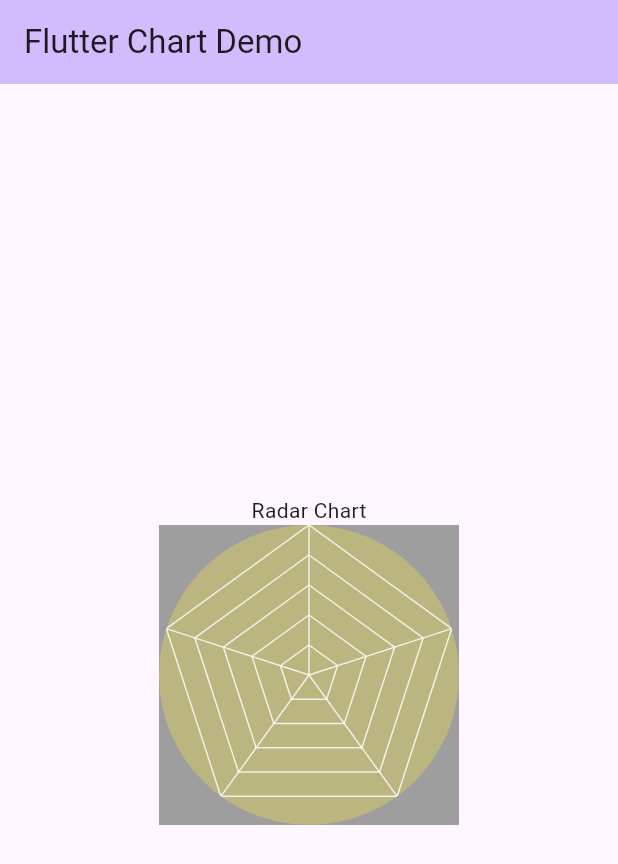
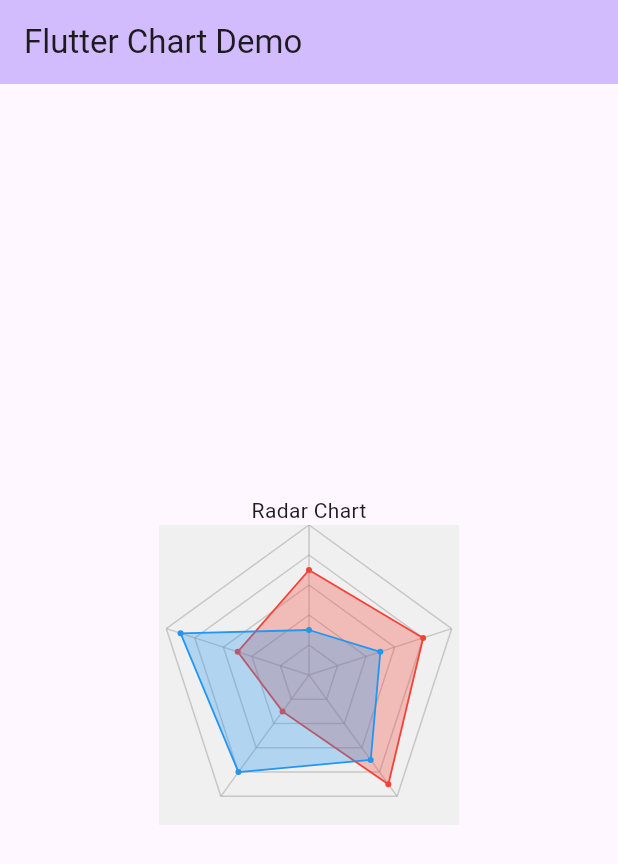
Before and after one commit to SunChulBaek/FlutterChart, a Flutter app: the screen it shows after launch, on a phone screen of 412 x 824 dp. Shown: the top 864 px of the screen. Run offline on Flutter 3.47's test engine with Material 2 defaults, Android fonts, the phone set to English and light mode, and no system bars.

Commit message:
데이터 표현

```diff
--- a/lib/main.dart
+++ b/lib/main.dart
@@ -1,5 +1,6 @@
 import 'package:flutter/material.dart';
 
+import 'radar_data.dart';
 import 'radar_chart.dart';
 
 void main() {
@@ -48,20 +49,41 @@ class _MyHomePageState extends State<MyHomePage> {
             const Text(
               'Radar Chart',
             ),
-            Container(
-              color: Colors.grey,
+            SizedBox(
               width: 200,
               height: 200,
-              child: ClipRRect(
-                borderRadius: BorderRadius.circular(100),
-                child: Container(
-                  color: Colors.yellow.withOpacity(0.3),
-                  width: 200,
-                  height: 200,
-                  child: RadarChart(
-                    lineWidth: 1,
-                    lineColor: Colors.white.withOpacity(0.8),
-                  ),
+              child: RadarChart(
+                bgColor: const Color(0xFFf0f0f0),
+                webLineWidth: 1,
+                webLineColor: Colors.grey.withOpacity(0.5),
+                markerSize: 2,
+                data: RadarData(
+                  List.of([
+                    RadarDataSet(
+                      color: Colors.red,
+                      fillColor: Colors.red.withOpacity(0.3),
+                      lineWidth: 1.2,
+                      entries: List.of([
+                        RadarEntry(70),
+                        RadarEntry(80),
+                        RadarEntry(90),
+                        RadarEntry(30),
+                        RadarEntry(50),
+                      ]
+                    )),
+                    RadarDataSet(
+                      color: Colors.blue,
+                      fillColor: Colors.blue.withOpacity(0.3),
+                      lineWidth: 1.2,
+                      entries: List.of([
+                        RadarEntry(30),
+                        RadarEntry(50),
+                        RadarEntry(70),
+                        RadarEntry(80),
+                        RadarEntry(90),
+                      ]
+                    )),
+                  ])
                 ),
               ),
             )
--- a/lib/radar_chart.dart
+++ b/lib/radar_chart.dart
@@ -2,17 +2,26 @@ import 'dart:math';
 
 import 'package:flutter/material.dart';
 
+import 'radar_data.dart';
 import 'utils.dart';
 
 class RadarChart extends StatefulWidget {
-  RadarChart({
-    this.lineWidth = 0.0,
-    this.lineColor = Colors.black,
+  const RadarChart({
+    this.bgColor = Colors.black12,
+    this.webLineWidth = 0.0,
+    this.webLineColor = Colors.black,
+    this.markerSize = 2.0,
+    this.axisMaximum = 100.0,
+    required this.data,
     super.key
   });
 
-  double lineWidth;
-  Color lineColor;
+  final Color bgColor;
+  final double webLineWidth;
+  final Color webLineColor;
+  final double markerSize;
+  final double axisMaximum;
+  final RadarData data;
 
   @override
   State<StatefulWidget> createState() => _RadarChartState();
@@ -23,8 +32,12 @@ class _RadarChartState extends State<RadarChart> {
   Widget build(BuildContext context) {
     return CustomPaint(
       painter: _RadarChartCustomPaint(
-        lineWidth: widget.lineWidth,
-        lineColor: widget.lineColor
+        bgColor: widget.bgColor,
+        webLineWidth: widget.webLineWidth,
+        webLineColor: widget.webLineColor,
+        markerSize: widget.markerSize,
+        axisMaximum: widget.axisMaximum,
+        data: widget.data,
       ),
     );
   }
@@ -34,23 +47,45 @@ class _RadarChartCustomPaint extends CustomPainter {
   static const _offsetAngle = 90;
 
   _RadarChartCustomPaint({
-    required this.lineWidth,
-    required this.lineColor,
+    required this.bgColor,
+    required this.webLineWidth,
+    required this.webLineColor,
+    required this.markerSize,
+    required this.axisMaximum,
+    required this.data,
   });
 
-  final double lineWidth;
-  final Color lineColor;
+  final Color bgColor;
+  final double webLineWidth;
+  final Color webLineColor;
+  final double markerSize;
+  final double axisMaximum;
+  final RadarData data;
 
   @override
   void paint(Canvas canvas, Size size) {
     final center = Offset(size.width / 2, size.height / 2);
     final radius = min(size.width, size.height) / 2;
-    const axisCount = 5;
-    const guideLineCount = 5;
+    final axisCount = data.dataSets.isNotEmpty ? data.dataSets[0].entries.length : 0;
+    const guideLineCount = 5; // TODO
 
     canvas.clipRect(Rect.fromLTWH(0, 0, size.width, size.height));
+    canvas.drawRect(Rect.fromLTWH(0, 0, size.width, size.height), Paint()..color = bgColor);
 
     // 가이드라인
+    drawGuideLines(canvas, guideLineCount, axisCount, radius, center);
+
+    // 축
+    drawAxis(canvas, axisCount, radius, center);
+
+    // 데이터
+    drawData(canvas, axisCount, radius, center);
+  }
+
+  @override
+  bool shouldRepaint(covariant CustomPainter oldDelegate) => false;
+
+  void drawGuideLines(Canvas canvas, int guideLineCount, int axisCount, double radius, Offset center) {
     for (var i = 1; i <= guideLineCount; i++) {
       for (var j = 0; j < axisCount; j++) {
         final thisRadius = radius * i / guideLineCount;
@@ -67,13 +102,14 @@ class _RadarChartCustomPaint extends CustomPainter {
           Offset(x1, y1),
           Offset(x2, y2),
           Paint()
-            ..strokeWidth = lineWidth
-            ..color = lineColor
+            ..strokeWidth = webLineWidth
+            ..color = webLineColor
         );
       }
     }
+  }
 
-    // 축
+  void drawAxis(Canvas canvas, int axisCount, double radius, Offset center) {
     for (var i = 0; i < axisCount; i++) {
       final startAngle = _offsetAngle - 360 / axisCount * i;
       final x1 = center.dx + radius * cosDeg(startAngle);
@@ -83,12 +119,51 @@ class _RadarChartCustomPaint extends CustomPainter {
         Offset(x1, y1),
         center,
         Paint()
-          ..strokeWidth = lineWidth
-          ..color = lineColor
+          ..strokeWidth = webLineWidth
+          ..color = webLineColor
       );
     }
   }
 
-  @override
-  bool shouldRepaint(covariant CustomPainter oldDelegate) => false;
+  void drawData(Canvas canvas, int axisCount, double radius, Offset center) {
+    for (var i = 0; i < data.dataSets.length; i++) {
+      final entry = data.dataSets[i];
+      final fillPath = Path();
+      for (var j = 0; j < entry.entries.length; j++) {
+        final v1 = entry.entries[j].value;
+        final v2 = entry.entries[j == entry.entries.length - 1 ? 0 : j + 1].value;
+        final startAngle = _offsetAngle - 360 / axisCount * j;
+        final endAngle = _offsetAngle - 360 / axisCount * (j + 1);
+
+        // P1
+        final x1 = center.dx + (radius * v1 / axisMaximum) * cosDeg(startAngle);
+        final y1 = center.dy - (radius * v1 / axisMaximum) * sinDeg(startAngle);
+        // P2
+        final x2 = center.dx + (radius * v2 / axisMaximum) * cosDeg(endAngle);
+        final y2 = center.dy - (radius * v2 / axisMaximum) * sinDeg(endAngle);
+
+        canvas.drawLine(
+          Offset(x1, y1),
+          Offset(x2, y2),
+          Paint()
+            ..strokeWidth = entry.lineWidth
+            ..color = entry.color
+        );
+
+        canvas.drawCircle(
+          Offset(x1, y1),
+          markerSize,
+          Paint()
+            ..color = entry.color
+        );
+
+        if (j == 0) {
+          fillPath.moveTo(x1, y1);
+        } else {
+          fillPath.lineTo(x1, y1);
+        }
+      }
+      canvas.drawPath(fillPath, Paint()..color = entry.fillColor);
+    }
+  }
 }
--- /dev/null
+++ b/lib/radar_data.dart
@@ -0,0 +1,31 @@
+import 'package:flutter/material.dart';
+
+class RadarData {
+  RadarData(
+    this.dataSets
+  );
+
+  final List<RadarDataSet> dataSets;
+}
+
+class RadarDataSet {
+  RadarDataSet({
+    required this.color,
+    required this.fillColor,
+    required this.lineWidth,
+    required this.entries,
+  });
+
+  final Color color;
+  final Color fillColor;
+  final double lineWidth;
+  final List<RadarEntry> entries;
+}
+
+class RadarEntry {
+  RadarEntry(
+    this.value,
+  );
+
+  final double value;
+}
```
